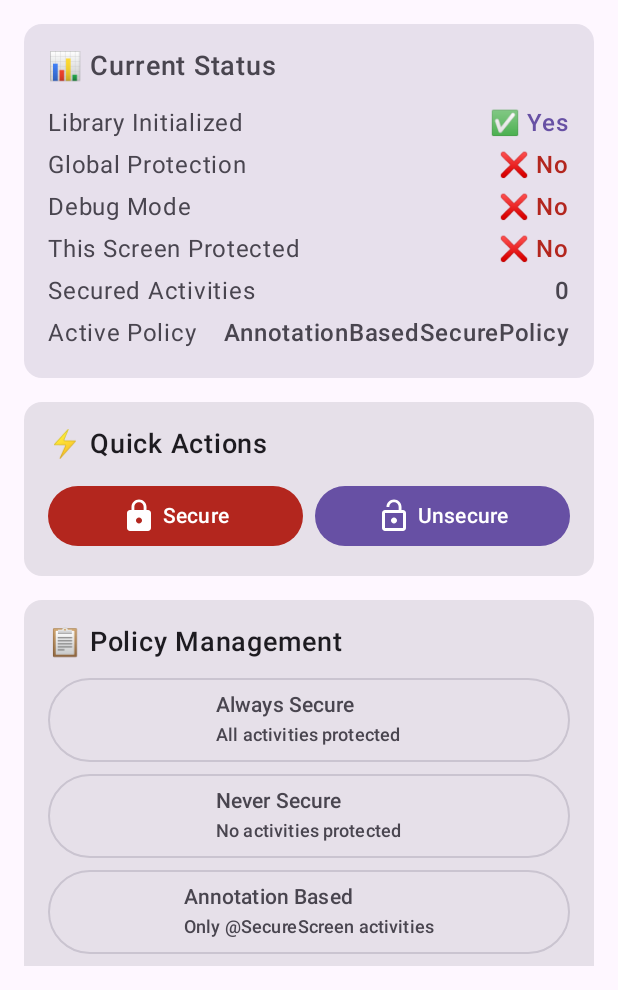
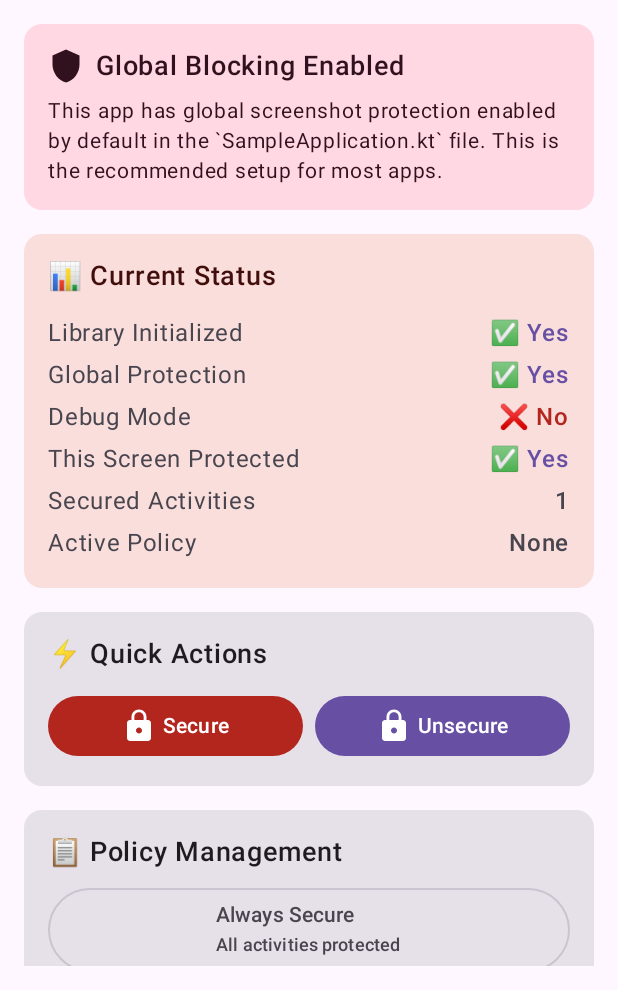
Before and after one commit to santhoshj001/screenshot-blocker, an Android app built with Jetpack Compose: the screen it shows after launch (MainActivity), on a phone screen of 412 x 824 dp, the part 246-1236 px from its top. Run offline under Robolectric (Android 15) with nearby library versions, the phone set to English and light mode, and no system bars.

Commit message:
docs: Emphasize global blocking and clarify sample app
feat(sample): Configure sample to use JitPack dependency
- The sample app now fetches the library from JitPack, providing a
  true-to-life example for users.

docs(sample): Prioritize and explain global blocking
- The SampleApplication now enables global blocking by default.
- Added extensive comments explaining the core functionality.
- The MainActivity UI now includes a card that explicitly states
  that global blocking is enabled, removing any ambiguity.

docs(README): Add a clear Quick Start guide for global blocking
- The README now features a prominent 'Quick Start' section.
- Provides a simple, two-step guide to protect an entire app.
- Re-enforces the core functionality and recommended setup.

fix: Update gradle settings to use remote dependency for sample

```diff
--- a/sample/build.gradle.kts
+++ b/sample/build.gradle.kts
@@ -42,7 +42,9 @@ android {
 }
 
 dependencies {
-    implementation(project(":screenshotblocker"))
+    // Fetches the library from JitPack, simulating a real-world integration
+    implementation("com.github.santhoshj001:screenshot-blocker:v1.1.1")
+
     implementation(libs.androidx.core.ktx)
     implementation(libs.androidx.appcompat)
     implementation(libs.material)
--- a/sample/src/main/java/com/sjdroid/screenshotblocker/sample/MainActivity.kt
+++ b/sample/src/main/java/com/sjdroid/screenshotblocker/sample/MainActivity.kt
@@ -94,6 +94,9 @@ fun ScreenshotBlockerDemo() {
             }
         }
 
+        // --> ADD THIS NEW CARD
+        GlobalBlockingInfoCard()
+
         // Status Card
         StatusCard(
             isInitialized = isInitialized,
@@ -120,6 +123,34 @@ fun ScreenshotBlockerDemo() {
 
         // Information
         InformationCard()
+    }
+}
+
+@Composable
+fun GlobalBlockingInfoCard() {
+    Card(
+        modifier = Modifier.fillMaxWidth(),
+        colors = CardDefaults.cardColors(containerColor = MaterialTheme.colorScheme.tertiaryContainer)
+    ) {
+        Column(modifier = Modifier.padding(16.dp)) {
+            Row(verticalAlignment = Alignment.CenterVertically) {
+                Icon(Icons.Default.Shield, contentDescription = "Shield Icon", tint = MaterialTheme.colorScheme.onTertiaryContainer)
+                Spacer(modifier = Modifier.width(8.dp))
+                Text(
+                    text = "Global Blocking Enabled",
+                    fontSize = 18.sp,
+                    fontWeight = FontWeight.SemiBold,
+                    color = MaterialTheme.colorScheme.onTertiaryContainer
+                )
+            }
+            Spacer(modifier = Modifier.height(8.dp))
+            Text(
+                text = "This app has global screenshot protection enabled by default in the `SampleApplication.kt` file. This is the recommended setup for most apps.",
+                fontSize = 14.sp,
+                color = MaterialTheme.colorScheme.onTertiaryContainer,
+                lineHeight = 20.sp
+            )
+        }
     }
 }
 
@@ -225,7 +256,7 @@ fun QuickActionsCard(
                     modifier = Modifier.weight(1f),
                     colors = ButtonDefaults.buttonColors(containerColor = MaterialTheme.colorScheme.primary)
                 ) {
-                    Icon(Icons.Default.LockOpen, contentDescription = null)
+                    Icon(Icons.Default.Lock, contentDescription = null)
                     Spacer(modifier = Modifier.width(4.dp))
                     Text("Unsecure")
                 }
@@ -328,7 +359,7 @@ fun NavigationCard(context: MainActivity) {
                 modifier = Modifier.fillMaxWidth(),
                 colors = ButtonDefaults.buttonColors(containerColor = MaterialTheme.colorScheme.tertiary)
             ) {
-                Icon(Icons.Default.Security, contentDescription = null)
+                Icon(Icons.Default.Person, contentDescription = null)
                 Spacer(modifier = Modifier.width(8.dp))
                 Text("Open @SecureScreen Activity")
             }
--- a/sample/src/main/java/com/sjdroid/screenshotblocker/sample/SampleApplication.kt
+++ b/sample/src/main/java/com/sjdroid/screenshotblocker/sample/SampleApplication.kt
@@ -5,52 +5,38 @@ import com.sjdroid.screenshotblocker.AnnotationBasedSecurePolicy
 import com.sjdroid.screenshotblocker.ScreenshotBlocker
 
 /**
- * Sample Application demonstrating Screenshot Blocker initialization with various configurations
+ * Sample Application demonstrating the primary use case of the Screenshot Blocker library.
  */
 class SampleApplication : Application() {
 
     override fun onCreate() {
         super.onCreate()
 
-        // Initialize ScreenshotBlocker with comprehensive configuration
+        //
+        // 🚀 CORE FUNCTIONALITY: GLOBAL SCREENSHOT BLOCKING
+        //
+        // This is the simplest and most powerful way to use the library.
+        // By calling init() with `enableGlobally = true`, screenshot blocking will be
+        // automatically enabled for ALL activities in your application.
+        // No per-activity code is required.
+        //
+        // This is the recommended approach for most applications.
+        //
         ScreenshotBlocker.init(
             application = this,
-            enableGlobally = false,  // Let policies control security instead of global flag
-            debugMode = BuildConfig.DEBUG, // Automatically disable in debug builds
-            policy = AnnotationBasedSecurePolicy() // Use annotation-based policy
+            enableGlobally = true, // ✅ This is the key to global protection!
+            debugMode = BuildConfig.DEBUG // Recommended: automatically disables blocking in debug builds
         )
 
-        /* Alternative initialization examples:
+        /*
+         For advanced, fine-grained control, you can use policies.
+         Example: Initialize with global blocking disabled and use a policy instead.
 
-        // Simple global protection:
-        ScreenshotBlocker.init(this)
-
-        // Global protection with debug override:
-        ScreenshotBlocker.init(this, enableGlobally = true, debugMode = true)
-
-        // Conditional policy for specific activities:
-        ScreenshotBlocker.init(
-            this,
-            enableGlobally = false,
-            policy = ConditionalSecurePolicy("LoginActivity", "PaymentActivity")
-        )
-
-        // Always secure all activities:
-        ScreenshotBlocker.init(
-            this,
-            enableGlobally = false,
-            policy = AlwaysSecurePolicy()
-        )
-
-        // Combined policies:
-        ScreenshotBlocker.init(
-            this,
-            enableGlobally = false,
-            policy = OrSecurePolicy(
-                AnnotationBasedSecurePolicy(),
-                ConditionalSecurePolicy("PaymentActivity")
-            )
-        )
+         ScreenshotBlocker.init(
+             application = this,
+             enableGlobally = false,
+             policy = AnnotationBasedSecurePolicy() // Only secures activities with @SecureScreen
+         )
         */
     }
 }
--- a/settings.gradle.kts
+++ b/settings.gradle.kts
@@ -16,9 +16,10 @@ dependencyResolutionManagement {
     repositories {
         google()
         mavenCentral()
+        maven { url = uri("https://jitpack.io") }
     }
 }
 
 rootProject.name = "ScreenShotBlocker"
-include(":screenshotblocker")
+// include(":screenshotblocker") // We no longer build this module directly for the sample
 include(":sample")
```
Also changed, not shown: 1 other file.
